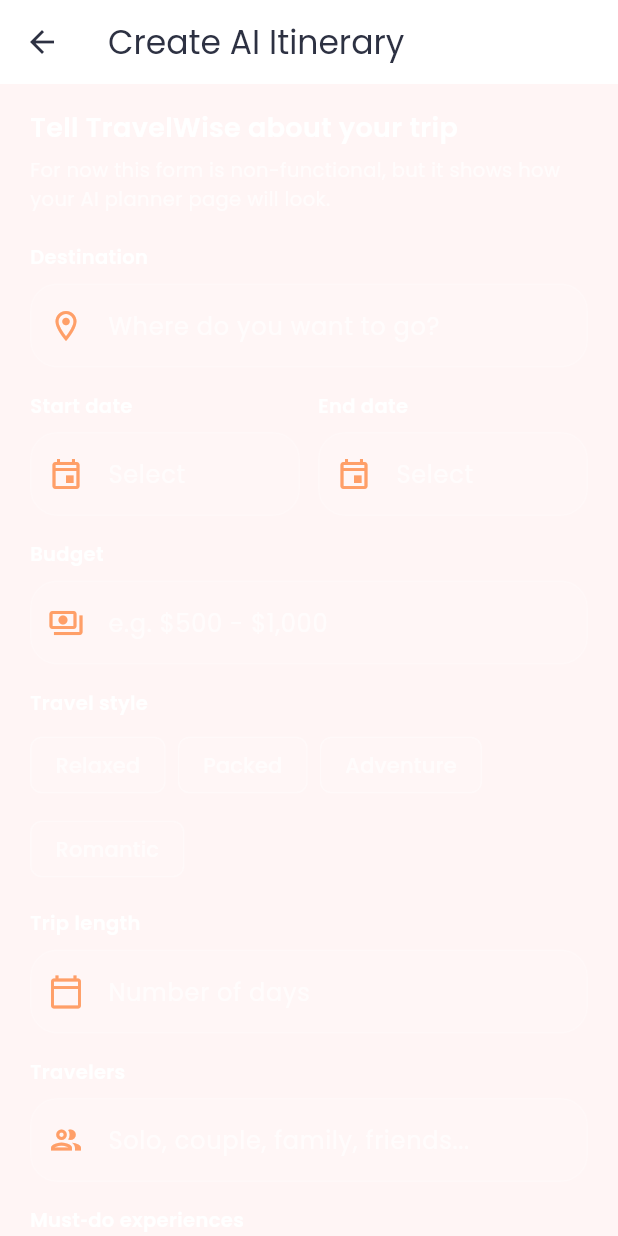
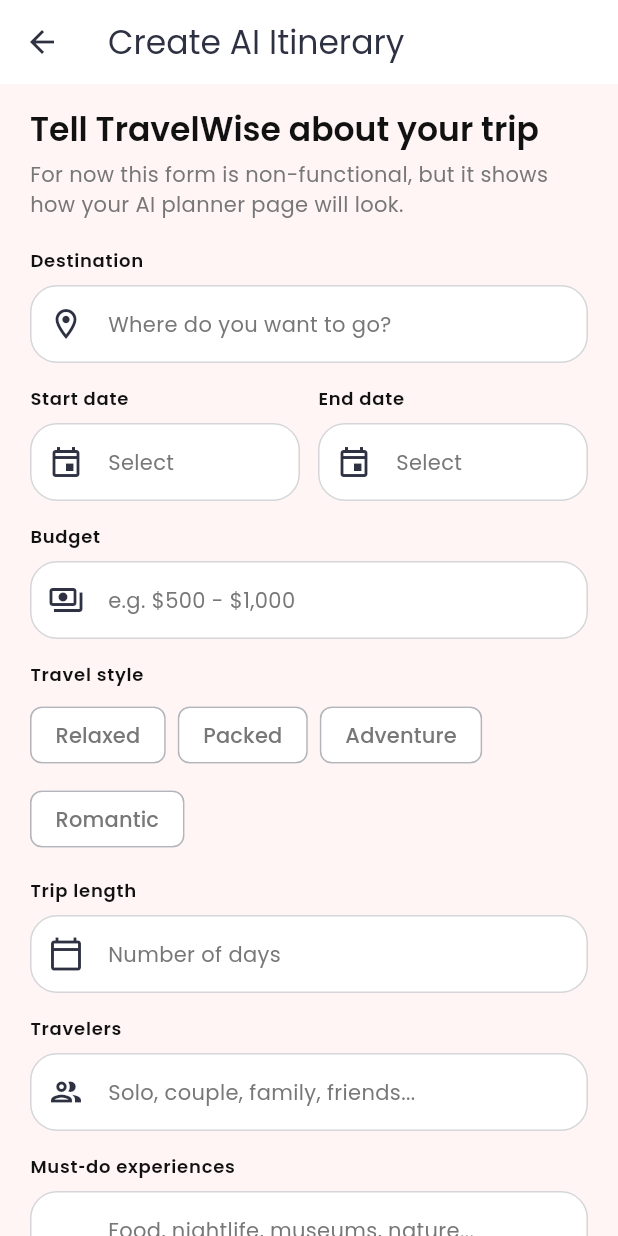
Before and after one commit to Shivang-Bajaj30/TravelWiseApp, a Flutter app: the ItineraryFormScreen screen opened by its route, on a phone screen of 412 x 824 dp. Run offline on Flutter 3.47's test engine with Material 3 defaults, Android fonts, the phone set to English and light mode, and no system bars; our stand-ins replace google_fonts.

Commit message:
little change

```diff
--- a/lib/screens/itinerary_form_screen.dart
+++ b/lib/screens/itinerary_form_screen.dart
@@ -1,5 +1,6 @@
 import 'package:flutter/material.dart';
 import '../theme/app_colors.dart';
+import '../theme/theme_controller.dart';
 import '../widgets/primary_button.dart';
 
 class ItineraryFormScreen extends StatelessWidget {
@@ -9,34 +10,36 @@
 
   @override
   Widget build(BuildContext context) {
+    return AnimatedBuilder(
+      animation: themeController,
+      builder: (context, child) {
+        final isDark = !themeController.isLight;
+
         return Scaffold(
-      appBar: AppBar(
-        title: const Text('Create AI Itinerary'),
-      ),
+          appBar: AppBar(title: const Text('Create AI Itinerary')),
           body: SafeArea(
             child: SingleChildScrollView(
               padding: const EdgeInsets.fromLTRB(20, 16, 20, 32),
               child: Column(
                 crossAxisAlignment: CrossAxisAlignment.start,
                 children: [
-              const Text(
+                  Text(
                     'Tell TravelWise about your trip',
-                style: TextStyle(
-                  color: Colors.white,
-                  fontSize: 18,
+                    style: Theme.of(context).textTheme.titleLarge?.copyWith(
                       fontWeight: FontWeight.w600,
                     ),
                   ),
                   const SizedBox(height: 6),
-              const Text(
+                  Text(
                     'For now this form is non-functional, but it shows how your AI planner page will look.',
-                style: TextStyle(
-                  color: Colors.white70,
-                  fontSize: 13,
+                    style: Theme.of(context).textTheme.bodyMedium?.copyWith(
+                      color: isDark
+                          ? Colors.white70
+                          : AppColors.lightTextSecondary,
                     ),
                   ),
                   const SizedBox(height: 20),
-              _FieldLabel('Destination'),
+                  const _FieldLabel('Destination'),
                   const SizedBox(height: 8),
                   const _OutlinedInput(
                     hintText: 'Where do you want to go?',
@@ -61,34 +64,34 @@
                     ],
                   ),
                   const SizedBox(height: 16),
-              _FieldLabel('Budget'),
+                  const _FieldLabel('Budget'),
                   const SizedBox(height: 8),
                   const _OutlinedInput(
                     hintText: 'e.g. \$500 - \$1,000',
                     icon: Icons.payments_outlined,
                   ),
                   const SizedBox(height: 16),
-              _FieldLabel('Travel style'),
+                  const _FieldLabel('Travel style'),
                   const SizedBox(height: 8),
                   const _ChoiceChips(
                     options: ['Relaxed', 'Packed', 'Adventure', 'Romantic'],
                   ),
                   const SizedBox(height: 16),
-              _FieldLabel('Trip length'),
+                  const _FieldLabel('Trip length'),
                   const SizedBox(height: 8),
                   const _OutlinedInput(
                     hintText: 'Number of days',
                     icon: Icons.calendar_today_outlined,
                   ),
                   const SizedBox(height: 16),
-              _FieldLabel('Travelers'),
+                  const _FieldLabel('Travelers'),
                   const SizedBox(height: 8),
                   const _OutlinedInput(
                     hintText: 'Solo, couple, family, friends...',
                     icon: Icons.group_outlined,
                   ),
                   const SizedBox(height: 16),
-              _FieldLabel('Must‑do experiences'),
+                  const _FieldLabel('Must‑do experiences'),
                   const SizedBox(height: 8),
                   const _OutlinedInput(
                     hintText: 'Food, nightlife, museums, nature...',
@@ -114,6 +117,8 @@
             ),
           ),
         );
+      },
+    );
   }
 }
 
@@ -126,11 +131,9 @@
   Widget build(BuildContext context) {
     return Text(
       text,
-      style: const TextStyle(
-        color: Colors.white,
-        fontSize: 13,
-        fontWeight: FontWeight.w600,
-      ),
+      style: Theme.of(
+        context,
+      ).textTheme.labelMedium?.copyWith(fontWeight: FontWeight.w600),
     );
   }
 }
@@ -148,25 +151,36 @@
 
   @override
   Widget build(BuildContext context) {
+    final isDark = !themeController.isLight;
+
     return TextField(
       maxLines: maxLines,
-      style: const TextStyle(color: Colors.white),
+      style: Theme.of(context).textTheme.bodyMedium,
       decoration: InputDecoration(
-        prefixIcon: Icon(icon, color: AppColors.accent),
+        prefixIcon: Icon(
+          icon,
+          color: isDark ? AppColors.accent : AppColors.lightAccent,
+        ),
         hintText: hintText,
-        hintStyle: const TextStyle(color: Colors.white70),
+        hintStyle: TextStyle(
+          color: isDark ? Colors.white70 : AppColors.lightTextSecondary,
+        ),
         filled: true,
-        fillColor: Colors.white.withValues(alpha: .05),
+        fillColor: isDark
+            ? Colors.white.withValues(alpha: .05)
+            : AppColors.lightCard,
         enabledBorder: OutlineInputBorder(
           borderRadius: BorderRadius.circular(18),
           borderSide: BorderSide(
-            color: Colors.white.withValues(alpha: .2),
+            color: isDark
+                ? Colors.white.withValues(alpha: .2)
+                : AppColors.lightAccent.withValues(alpha: .2),
           ),
         ),
-        focusedBorder: const OutlineInputBorder(
-          borderRadius: BorderRadius.all(Radius.circular(18)),
+        focusedBorder: OutlineInputBorder(
+          borderRadius: BorderRadius.circular(18),
           borderSide: BorderSide(
-            color: AppColors.accent,
+            color: isDark ? AppColors.accent : AppColors.lightPrimary,
             width: 1.4,
           ),
         ),
@@ -179,10 +193,7 @@
   final String label;
   final String hintText;
 
-  const _DateInput({
-    required this.label,
-    required this.hintText,
-  });
+  const _DateInput({required this.label, required this.hintText});
 
   @override
   Widget build(BuildContext context) {
@@ -191,10 +202,7 @@
       children: [
         _FieldLabel(label),
         const SizedBox(height: 8),
-        const _OutlinedInput(
-          hintText: 'Select',
-          icon: Icons.event_outlined,
-        ),
+        const _OutlinedInput(hintText: 'Select', icon: Icons.event_outlined),
       ],
     );
   }
@@ -214,6 +222,8 @@
 
   @override
   Widget build(BuildContext context) {
+    final isDark = !themeController.isLight;
+
     return Wrap(
       spacing: 8,
       runSpacing: 8,
@@ -226,15 +236,21 @@
               setState(() => _selected = i);
             },
             labelStyle: TextStyle(
-              color: _selected == i ? Colors.white : Colors.white70,
+              color: _selected == i
+                  ? Colors.white
+                  : (isDark ? Colors.white70 : AppColors.lightTextSecondary),
               fontWeight: FontWeight.w500,
             ),
-            selectedColor: AppColors.accent,
-            backgroundColor: Colors.white.withValues(alpha: .06),
+            selectedColor: isDark ? AppColors.accent : AppColors.lightPrimary,
+            backgroundColor: isDark
+                ? Colors.white.withValues(alpha: .06)
+                : AppColors.lightCard,
             side: BorderSide(
               color: _selected == i
-                  ? AppColors.accent
-                  : Colors.white.withValues(alpha: .18),
+                  ? (isDark ? AppColors.accent : AppColors.lightPrimary)
+                  : (isDark
+                        ? Colors.white.withValues(alpha: .18)
+                        : AppColors.lightAccent.withValues(alpha: .2)),
             ),
           ),
       ],
```
Lines whose indentation alone changed are shown as unchanged.
